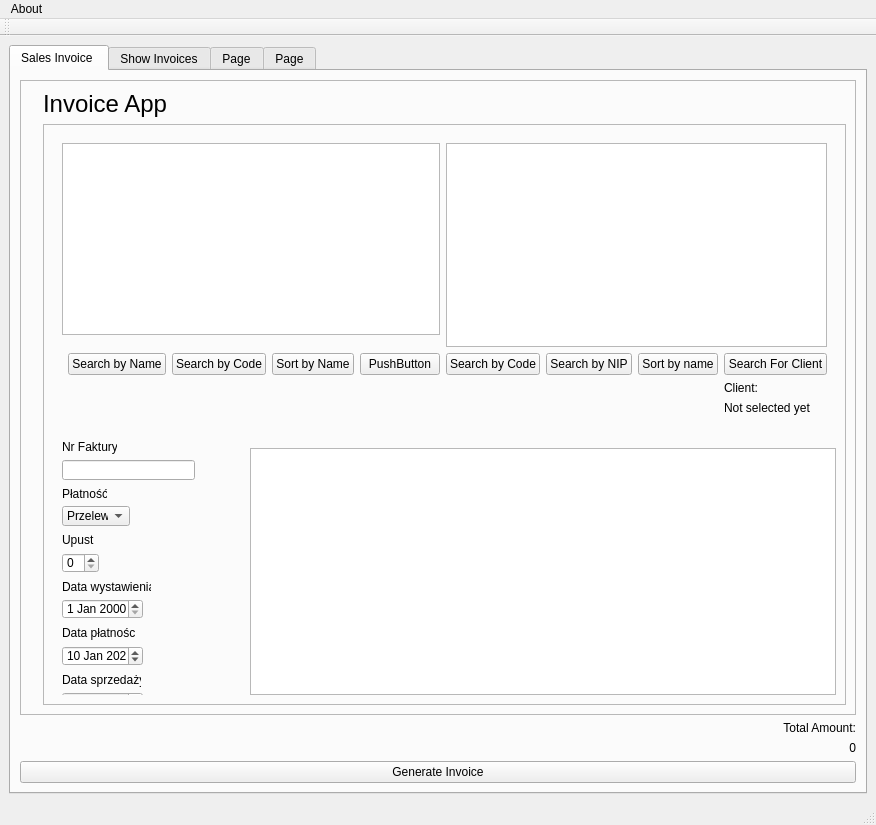
Qt form view/tryui.ui (PrzemyslawSarnacki/invoiceApp) before a commit.
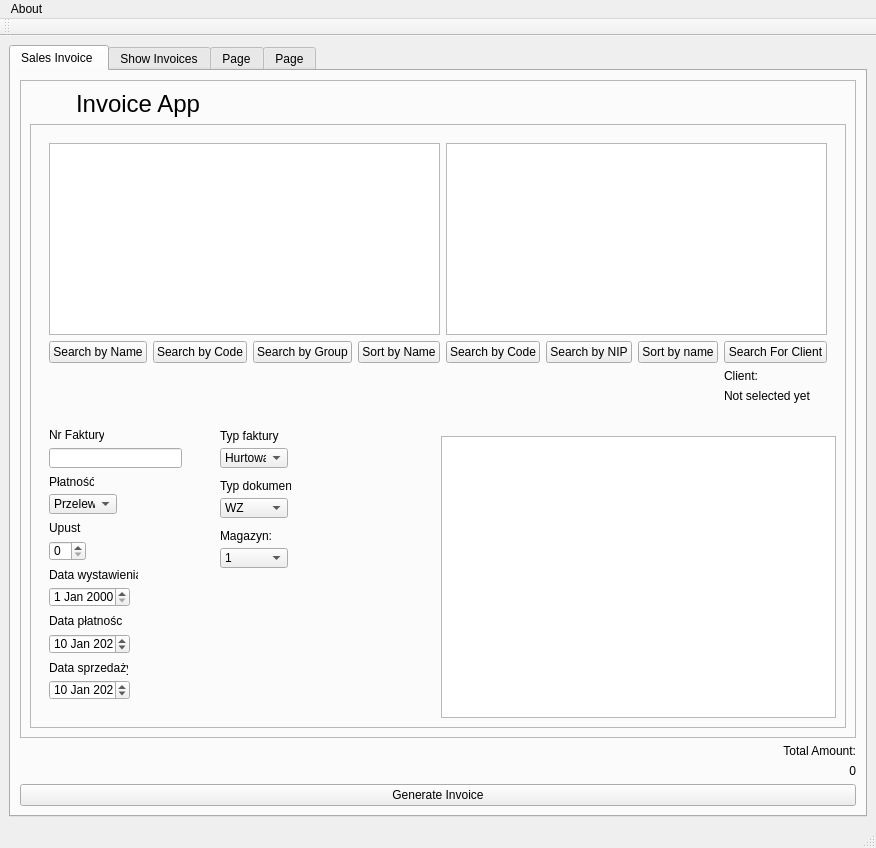
The same form after that commit. Icons and pictures are not drawn.

Commit message: Almost fully functional Sales Invoice (few bugs left)

```diff
--- a/view/tryui.ui
+++ b/view/tryui.ui
@@ -7,7 +7,7 @@
     <x>0</x>
     <y>0</y>
     <width>852</width>
-    <height>825</height>
+    <height>848</height>
    </rect>
   </property>
   <property name="windowTitle">
@@ -103,7 +103,7 @@
                </property>
               </widget>
              </item>
-             <item row="1" column="2">
+             <item row="1" column="0" colspan="3">
               <widget class="QFrame" name="frame">
                <property name="frameShape">
                 <enum>QFrame::StyledPanel</enum>
@@ -112,7 +112,123 @@
                 <enum>QFrame::Raised</enum>
                </property>
                <layout class="QGridLayout" name="gridLayout_4">
-                <item row="6" column="0" rowspan="4">
+                <item row="0" column="0" rowspan="4" colspan="4">
+                 <widget class="QFrame" name="frame_5">
+                  <layout class="QGridLayout" name="gridLayout_5">
+                   <item row="4" column="1">
+                    <widget class="QPushButton" name="searchForItemButton">
+                     <property name="text">
+                      <string>Search by Name</string>
+                     </property>
+                    </widget>
+                   </item>
+                   <item row="4" column="2">
+                    <widget class="QPushButton" name="searchItemByCodeButton">
+                     <property name="text">
+                      <string>Search by Code</string>
+                     </property>
+                    </widget>
+                   </item>
+                   <item row="5" column="9">
+                    <widget class="QLabel" name="clientLabel">
+                     <property name="text">
+                      <string>Client:</string>
+                     </property>
+                     <property name="alignment">
+                      <set>Qt::AlignLeading|Qt::AlignLeft|Qt::AlignVCenter</set>
+                     </property>
+                    </widget>
+                   </item>
+                   <item row="1" column="6" rowspan="3" colspan="4">
+                    <widget class="QTableView" name="tableView_2"/>
+                   </item>
+                   <item row="4" column="9">
+                    <widget class="QPushButton" name="searchForClientButton">
+                     <property name="text">
+                      <string>Search For Client</string>
+                     </property>
+                    </widget>
+                   </item>
+                   <item row="4" column="6">
+                    <widget class="QPushButton" name="searchClientByCodeButton">
+                     <property name="text">
+                      <string>Search by Code</string>
+                     </property>
+                    </widget>
+                   </item>
+                   <item row="6" column="9">
+                    <widget class="QLabel" name="clientResultLabel">
+                     <property name="text">
+                      <string>Not selected yet</string>
+                     </property>
+                     <property name="alignment">
+                      <set>Qt::AlignLeading|Qt::AlignLeft|Qt::AlignVCenter</set>
+                     </property>
+                    </widget>
+                   </item>
+                   <item row="4" column="4">
+                    <widget class="QPushButton" name="sortItemsByNameButton">
+                     <property name="text">
+                      <string>Sort by Name</string>
+                     </property>
+                    </widget>
+                   </item>
+                   <item row="4" column="7">
+                    <widget class="QPushButton" name="searchClientsByNIPButton">
+                     <property name="text">
+                      <string>Search by NIP</string>
+                     </property>
+                    </widget>
+                   </item>
+                   <item row="4" column="8">
+                    <widget class="QPushButton" name="sortClientsByNameButton">
+                     <property name="text">
+                      <string>Sort by name</string>
+                     </property>
+                    </widget>
+                   </item>
+                   <item row="4" column="3">
+                    <widget class="QPushButton" name="searchItemByGroupButton">
+                     <property name="text">
+                      <string>Search by Group</string>
+                     </property>
+                    </widget>
+                   </item>
+                   <item row="1" column="1" rowspan="3" colspan="4">
+                    <widget class="QTableView" name="tableView">
+                     <property name="selectionMode">
+                      <enum>QAbstractItemView::SingleSelection</enum>
+                     </property>
+                     <property name="selectionBehavior">
+                      <enum>QAbstractItemView::SelectRows</enum>
+                     </property>
+                     <property name="iconSize">
+                      <size>
+                       <width>50</width>
+                       <height>50</height>
+                      </size>
+                     </property>
+                     <property name="sortingEnabled">
+                      <bool>true</bool>
+                     </property>
+                     <attribute name="horizontalHeaderCascadingSectionResizes">
+                      <bool>true</bool>
+                     </attribute>
+                     <attribute name="horizontalHeaderStretchLastSection">
+                      <bool>true</bool>
+                     </attribute>
+                     <attribute name="verticalHeaderCascadingSectionResizes">
+                      <bool>false</bool>
+                     </attribute>
+                    </widget>
+                   </item>
+                  </layout>
+                 </widget>
+                </item>
+                <item row="9" column="2" colspan="2">
+                 <widget class="QTableView" name="tableView_3"/>
+                </item>
+                <item row="6" column="0" rowspan="4" colspan="2">
                  <widget class="QFrame" name="frame_4">
                   <widget class="QLabel" name="paymentLabel">
                    <property name="geometry">
@@ -276,27 +392,37 @@
                     </date>
                    </property>
                   </widget>
-                 </widget>
-                </item>
-                <item row="9" column="1" colspan="3">
-                 <widget class="QTableView" name="tableView_3"/>
-                </item>
-                <item row="0" column="0" rowspan="4" colspan="4">
-                 <widget class="QFrame" name="frame_5">
-                  <layout class="QGridLayout" name="gridLayout_5">
-                   <item row="4" column="1">
-                    <widget class="QPushButton" name="searchForItemButton">
-                     <property name="text">
-                      <string>Search by Name</string>
-                     </property>
-                    </widget>
+                  <widget class="QLabel" name="invoicTypeLabel_2">
+                   <property name="geometry">
+                    <rect>
+                     <x>180</x>
+                     <y>10</y>
+                     <width>71</width>
+                     <height>16</height>
+                    </rect>
+                   </property>
+                   <property name="text">
+                    <string>Typ faktury</string>
+                   </property>
+                  </widget>
+                  <widget class="QComboBox" name="invoiceTypeComboBox">
+                   <property name="geometry">
+                    <rect>
+                     <x>180</x>
+                     <y>30</y>
+                     <width>68</width>
+                     <height>20</height>
+                    </rect>
+                   </property>
+                   <item>
+                    <property name="text">
+                     <string>Hurtowa</string>
+                    </property>
                    </item>
-                   <item row="4" column="4">
-                    <widget class="QPushButton" name="pushButton_2">
-                     <property name="text">
-                      <string>PushButton</string>
-                     </property>
-                    </widget>
+                   <item>
+                    <property name="text">
+                     <string>Paragon</string>
+                    </property>
                    </item>
                    <item row="4" column="2">
                     <widget class="QPushButton" name="searchItemByCodeButton">
@@ -305,99 +431,89 @@
                      </property>
                     </widget>
                    </item>
-                   <item row="5" column="8">
-                    <widget class="QLabel" name="clientLabel">
-                     <property name="text">
-                      <string>Client:</string>
-                     </property>
-                     <property name="alignment">
-                      <set>Qt::AlignLeading|Qt::AlignLeft|Qt::AlignVCenter</set>
-                     </property>
-                    </widget>
+                  </widget>
+                  <widget class="QLabel" name="invoicTypeLabel_3">
+                   <property name="geometry">
+                    <rect>
+                     <x>180</x>
+                     <y>60</y>
+                     <width>71</width>
+                     <height>16</height>
+                    </rect>
+                   </property>
+                   <property name="text">
+                    <string>Typ dokumentu:</string>
+                   </property>
+                  </widget>
+                  <widget class="QComboBox" name="invoiceTypeComboBox_2">
+                   <property name="geometry">
+                    <rect>
+                     <x>180</x>
+                     <y>80</y>
+                     <width>68</width>
+                     <height>20</height>
+                    </rect>
+                   </property>
+                   <item>
+                    <property name="text">
+                     <string>WZ</string>
+                    </property>
                    </item>
-                   <item row="1" column="5" rowspan="3" colspan="4">
-                    <widget class="QTableView" name="tableView_2"/>
+                   <item>
+                    <property name="text">
+                     <string>PZ</string>
+                    </property>
                    </item>
-                   <item row="4" column="8">
-                    <widget class="QPushButton" name="searchForClientButton">
-                     <property name="text">
-                      <string>Search For Client</string>
-                     </property>
-                    </widget>
+                   <item>
+                    <property name="text">
+                     <string>MZ</string>
+                    </property>
                    </item>
-                   <item row="4" column="5">
-                    <widget class="QPushButton" name="searchClientByCodeButton">
-                     <property name="text">
-                      <string>Search by Code</string>
-                     </property>
-                    </widget>
+                  </widget>
+                  <widget class="QLabel" name="invoicTypeLabel_4">
+                   <property name="geometry">
+                    <rect>
+                     <x>180</x>
+                     <y>110</y>
+                     <width>71</width>
+                     <height>16</height>
+                    </rect>
+                   </property>
+                   <property name="text">
+                    <string>Magazyn:</string>
+                   </property>
+                  </widget>
+                  <widget class="QComboBox" name="invoiceTypeComboBox_3">
+                   <property name="geometry">
+                    <rect>
+                     <x>180</x>
+                     <y>130</y>
+                     <width>68</width>
+                     <height>20</height>
+                    </rect>
+                   </property>
+                   <item>
+                    <property name="text">
+                     <string>1</string>
+                    </property>
                    </item>
-                   <item row="6" column="8">
-                    <widget class="QLabel" name="clientResultLabel">
-                     <property name="text">
-                      <string>Not selected yet</string>
-                     </property>
-                     <property name="alignment">
-                      <set>Qt::AlignLeading|Qt::AlignLeft|Qt::AlignVCenter</set>
-                     </property>
-                    </widget>
+                   <item>
+                    <property name="text">
+                     <string>2</string>
+                    </property>
                    </item>
-                   <item row="4" column="3">
-                    <widget class="QPushButton" name="sortItemsByNameButton">
-                     <property name="text">
-                      <string>Sort by Name</string>
-                     </property>
-                    </widget>
+                   <item>
+                    <property name="text">
+                     <string>3</string>
+                    </property>
                    </item>
-                   <item row="4" column="6">
-                    <widget class="QPushButton" name="searchClientsByNIPButton">
-                     <property name="text">
-                      <string>Search by NIP</string>
-                     </property>
-                    </widget>
-                   </item>
-                   <item row="4" column="7">
-                    <widget class="QPushButton" name="sortClientsByNameButton">
-                     <property name="text">
-                      <string>Sort by name</string>
-                     </property>
-                    </widget>
-                   </item>
-                   <item row="1" column="0" colspan="5">
-                    <widget class="QTableView" name="tableView">
-                     <property name="selectionMode">
-                      <enum>QAbstractItemView::SingleSelection</enum>
-                     </property>
-                     <property name="selectionBehavior">
-                      <enum>QAbstractItemView::SelectRows</enum>
-                     </property>
-                     <property name="iconSize">
-                      <size>
-                       <width>50</width>
-                       <height>50</height>
-                      </size>
-                     </property>
-                     <property name="sortingEnabled">
-                      <bool>true</bool>
-                     </property>
-                     <attribute name="horizontalHeaderCascadingSectionResizes">
-                      <bool>true</bool>
-                     </attribute>
-                     <attribute name="horizontalHeaderStretchLastSection">
-                      <bool>true</bool>
-                     </attribute>
-                     <attribute name="verticalHeaderCascadingSectionResizes">
-                      <bool>false</bool>
-                     </attribute>
-                    </widget>
-                   </item>
-                  </layout>
+                  </widget>
                  </widget>
                 </item>
                </layout>
               </widget>
              </item>
-             <item row="0" column="2">
+             <item row="0" column="1">
               <widget class="QLabel" name="label_2">
                <property name="font">
                 <font>
```
Left out of the diff: 17 changed lines with no effect on the pictures. The commit also changes 22 other files.
